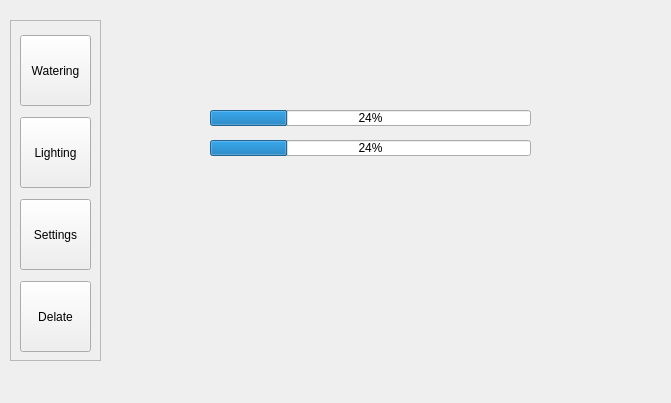
Above: GreenhouseSystem/src/SectionWidget/section.ui from JakubAleksander/GreenhouseSystem before the change. Below: the same form after it.
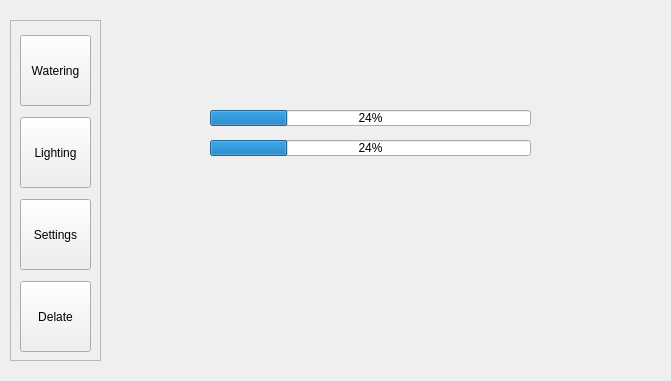
That is the form after the change.

The edit to the form file:
```diff
--- a/GreenhouseSystem/src/SectionWidget/section.ui
+++ b/GreenhouseSystem/src/SectionWidget/section.ui
@@ -7,7 +7,7 @@
     <x>0</x>
     <y>0</y>
     <width>671</width>
-    <height>403</height>
+    <height>381</height>
    </rect>
   </property>
   <property name="windowTitle">
```
Left out of the diff: 2 changed lines with no effect on the pictures.
